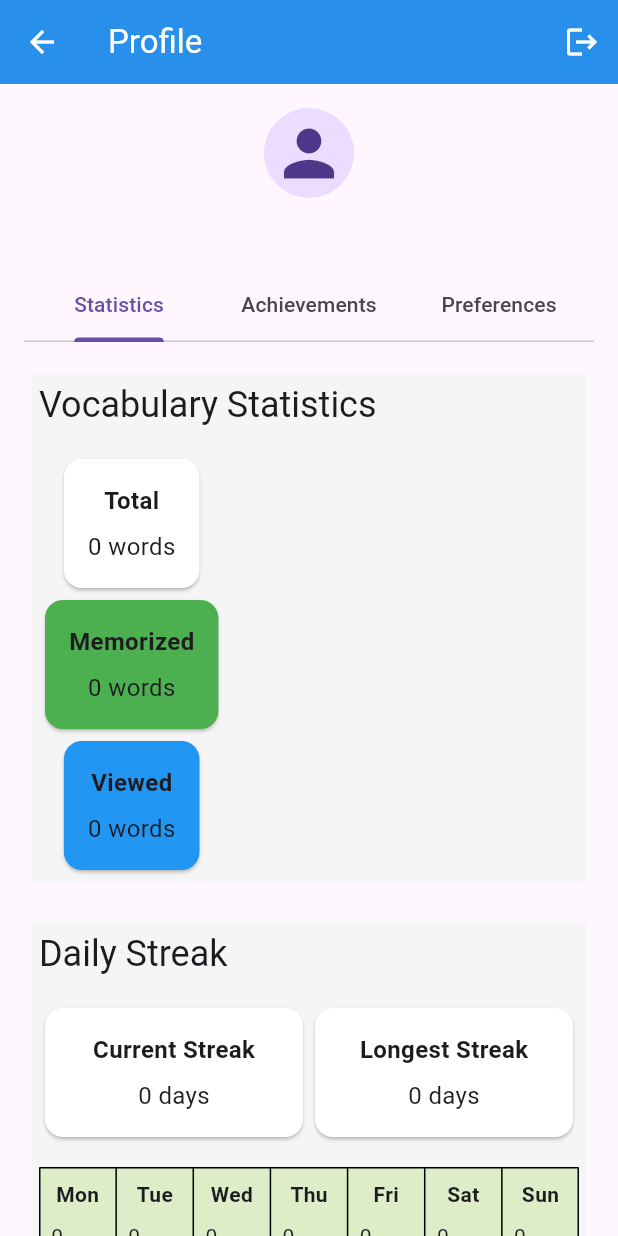
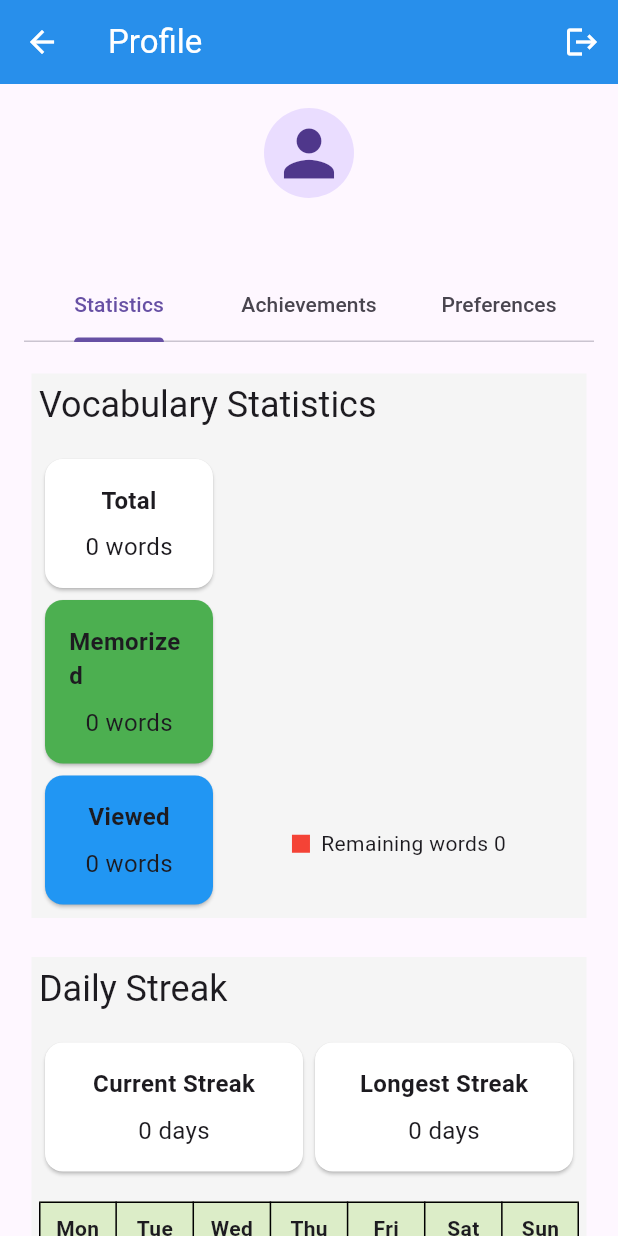
Before and after one commit to towhaEL/Vocab-Flash, a Flutter app: the ProfileScreen screen opened by its route, on a phone screen of 412 x 824 dp. Run offline on Flutter 3.47's test engine with Material 3 defaults, Android fonts, the phone set to English and light mode, and no system bars; drawn by our look-alikes of fl_chart; our stand-ins replace cloud_firestore, firebase_auth, firebase_core, flutter_dotenv, flutter_tts, google_sign_in; accounts and stored records are empty.

Commit message:
Achivements tab added & statistics tab updated

```diff
--- a/lib/screens/statistics.dart
+++ b/lib/screens/statistics.dart
@@ -133,7 +133,23 @@ class _StatisticsState extends State<Statistics> {
                 _buildStatisticCard('Viewed', '$_viewedWords words', Colors.blue),
               ],
             ),
-            Expanded(child: _buildPieChart()),
+            Expanded(child: Column(
+              children: [
+                _buildPieChart(),
+                SizedBox(height: 16),
+                Row(
+                  mainAxisAlignment: MainAxisAlignment.center,
+                  children: [
+                    Container(
+                      height: 12,
+                      width: 12,
+                      color: Colors.red,
+                    ),
+                    Text('  Remaining words ${_totalWords - _memorizedWords - _viewedWords}'),
+                  ],
+                ),
+              ],
+            )),
           ],
         ),
       ],
@@ -141,7 +157,9 @@ class _StatisticsState extends State<Statistics> {
   }
 
   Widget _buildStatisticCard(String title, String value, [Color clr = Colors.white]) {
-    return Card(
+    return Container(
+      width: 120,
+      child: Card(
         color: clr,
         child: Padding(
           padding: const EdgeInsets.all(16.0),
@@ -154,6 +172,7 @@ class _StatisticsState extends State<Statistics> {
             ],
           ),
         ),
+      ),
     );
   }
 
@@ -163,9 +182,9 @@ class _StatisticsState extends State<Statistics> {
       child: PieChart(
         PieChartData(
           sections: [
-            PieChartSectionData(value: _memorizedWords.toDouble(), color: Colors.green, title: 'Memorized'),
-            PieChartSectionData(value: _viewedWords.toDouble(), color: Colors.blue, title: 'Viewed'),
-            PieChartSectionData(value: (_totalWords - _memorizedWords - _viewedWords).toDouble(), color: Colors.red, title: 'Remaining'),
+            PieChartSectionData(value: _memorizedWords.toDouble(), color: Colors.green, title: 'M'),
+            PieChartSectionData(value: _viewedWords.toDouble(), color: Colors.blue, title: 'V'),
+            PieChartSectionData(value: (_totalWords - _memorizedWords - _viewedWords).toDouble(), color: Colors.red, title: 'R'),
           ],
         ),
       ),
```
Lines whose indentation alone changed are shown as unchanged.
